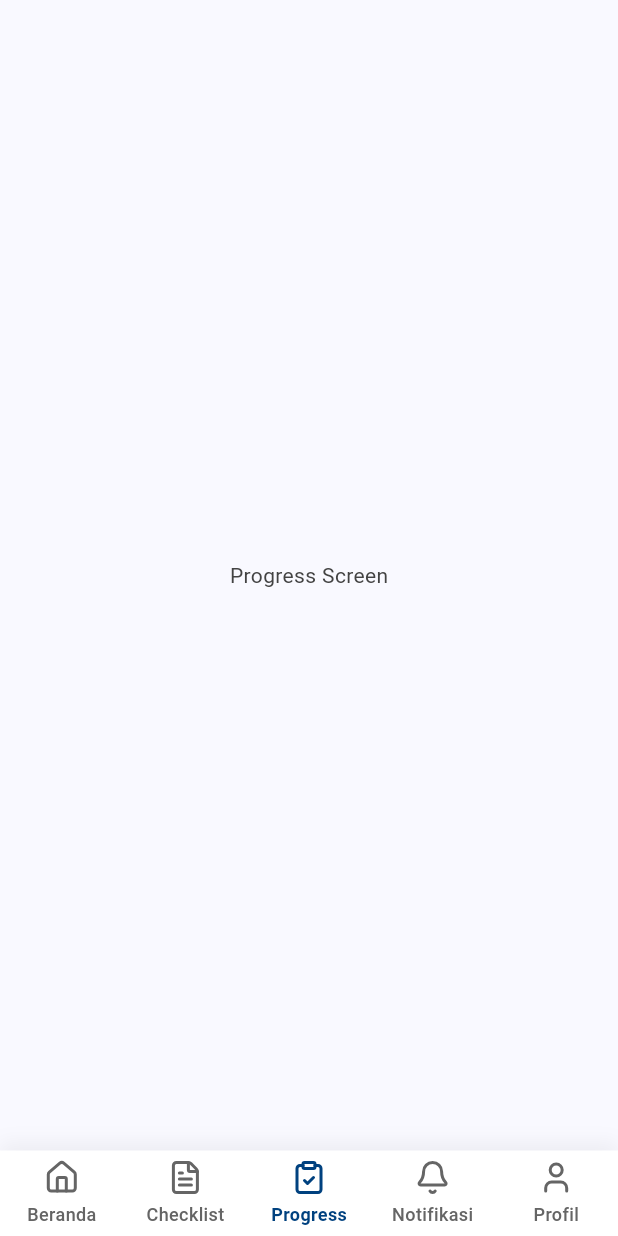
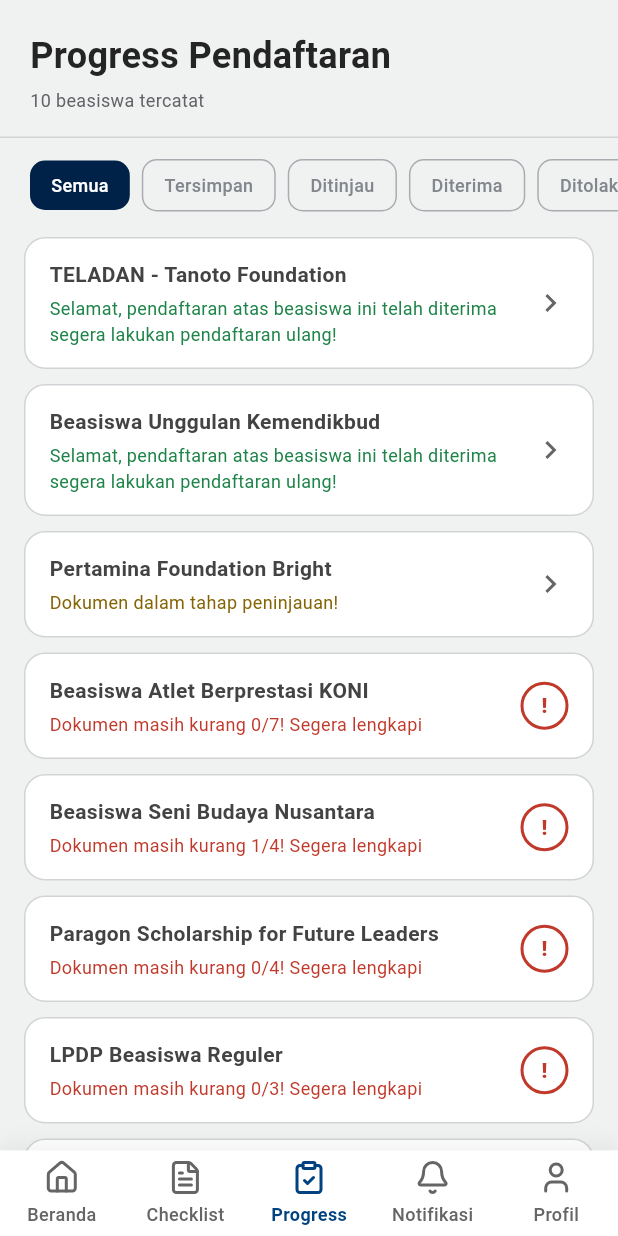
Before and after one commit to Vlensco/NUSARA, a Flutter app: the screen it shows after launch, item 3 of the bottom bar chosen, on a phone screen of 412 x 824 dp. Run offline on Flutter 3.47's test engine with Material 3 defaults, Android fonts, the phone set to English and light mode, and no system bars; our stand-ins replace flutter_riverpod, lucide_icons.

Commit message:
feat: implementasi halaman progress pendaftaran dengan filter status

```diff
--- a/Mobile/cabe/lib/core/routing/main_navigation.dart
+++ b/Mobile/cabe/lib/core/routing/main_navigation.dart
@@ -4,6 +4,7 @@
 import 'package:cabe/core/theme/app_colors.dart';
 import 'package:cabe/features/home/screens/home_screen.dart';
 import 'package:cabe/features/checklist/screens/checklist_screen.dart';
+import 'package:cabe/features/progress/screens/progress_screen.dart';
 
 class BottomNavIndexNotifier extends Notifier<int> {
   @override
@@ -96,7 +97,7 @@
       case 1:
         return const ChecklistScreen();
       case 2:
-        return const Center(child: Text('Progress Screen'));
+        return const ProgressScreen();
       case 3:
         return const Center(child: Text('Notifikasi Screen'));
       case 4:
--- /dev/null
+++ b/Mobile/cabe/lib/features/progress/controllers/progress_controller.dart
@@ -0,0 +1,206 @@
+import 'package:flutter/material.dart';
+import 'package:flutter_riverpod/flutter_riverpod.dart';
+import 'package:cabe/core/theme/app_colors.dart';
+
+// ─── ENUM STATUS ─────────────────────────────────────────────────────────────
+enum ProgressStatus { tersimpan, ditinjau, diterima, ditolak }
+
+// ─── MODEL ───────────────────────────────────────────────────────────────────
+class ProgressItem {
+  final String id;
+  final String title;
+  final ProgressStatus status;
+  // Khusus status tersimpan: berapa dokumen kurang
+  final int? docsUploaded;
+  final int? docsTotal;
+
+  const ProgressItem({
+    required this.id,
+    required this.title,
+    required this.status,
+    this.docsUploaded,
+    this.docsTotal,
+  });
+
+  ProgressItem copyWith({ProgressStatus? status}) {
+    return ProgressItem(
+      id: id,
+      title: title,
+      status: status ?? this.status,
+      docsUploaded: docsUploaded,
+      docsTotal: docsTotal,
+    );
+  }
+
+  // ─── COMPUTED DISPLAY PROPERTIES ───────────────────────────────────────────
+
+  /// Teks subtitle sesuai status
+  String get subtitle {
+    switch (status) {
+      case ProgressStatus.tersimpan:
+        return 'Dokumen masih kurang ${docsUploaded ?? 0}/${docsTotal ?? 0}! Segera lengkapi';
+      case ProgressStatus.ditinjau:
+        return 'Dokumen dalam tahap peninjauan!';
+      case ProgressStatus.diterima:
+        return 'Selamat, pendaftaran atas beasiswa ini telah diterima segera lakukan pendaftaran ulang!';
+      case ProgressStatus.ditolak:
+        return 'Maaf, pendaftaran atas beasiswa ini telah ditolak karena tidak memenuhi syarat!';
+    }
+  }
+
+  /// Warna teks subtitle
+  Color get subtitleColor {
+    switch (status) {
+      case ProgressStatus.tersimpan:
+        return AppColors.dangerText;
+      case ProgressStatus.ditinjau:
+        return AppColors.warningText;
+      case ProgressStatus.diterima:
+        return AppColors.successText;
+      case ProgressStatus.ditolak:
+        return AppColors.dangerText;
+    }
+  }
+
+  /// Apakah menampilkan chevron (>) di kanan
+  bool get showChevron =>
+      status == ProgressStatus.diterima || status == ProgressStatus.ditinjau;
+
+  /// Apakah menampilkan ikon alert (!) di kanan
+  bool get showAlert => status == ProgressStatus.tersimpan;
+
+  /// Apakah menampilkan ikon X di kanan
+  bool get showReject => status == ProgressStatus.ditolak;
+}
+
+// ─── FILTER ENUM ─────────────────────────────────────────────────────────────
+enum ProgressFilter { semua, tersimpan, ditinjau, diterima, ditolak }
+
+extension ProgressFilterLabel on ProgressFilter {
+  String get label {
+    switch (this) {
+      case ProgressFilter.semua:
+        return 'Semua';
+      case ProgressFilter.tersimpan:
+        return 'Tersimpan';
+      case ProgressFilter.ditinjau:
+        return 'Ditinjau';
+      case ProgressFilter.diterima:
+        return 'Diterima';
+      case ProgressFilter.ditolak:
+        return 'Ditolak';
+    }
+  }
+}
+
+// ─── STATE ───────────────────────────────────────────────────────────────────
+class ProgressState {
+  final List<ProgressItem> items;
+  final ProgressFilter activeFilter;
+
+  const ProgressState({
+    required this.items,
+    this.activeFilter = ProgressFilter.semua,
+  });
+
+  List<ProgressItem> get filteredItems {
+    if (activeFilter == ProgressFilter.semua) return items;
+    final targetStatus = ProgressStatus.values.firstWhere(
+      (s) => s.name == activeFilter.name,
+    );
+    return items.where((item) => item.status == targetStatus).toList();
+  }
+
+  ProgressState copyWith({List<ProgressItem>? items, ProgressFilter? activeFilter}) {
+    return ProgressState(
+      items: items ?? this.items,
+      activeFilter: activeFilter ?? this.activeFilter,
+    );
+  }
+}
+
+// ─── DATA DUMMY ──────────────────────────────────────────────────────────────
+final _dummyProgress = [
+  const ProgressItem(
+    id: 'p1',
+    title: 'TELADAN - Tanoto Foundation',
+    status: ProgressStatus.diterima,
+  ),
+  const ProgressItem(
+    id: 'p2',
+    title: 'Beasiswa Unggulan Kemendikbud',
+    status: ProgressStatus.diterima,
+  ),
+  const ProgressItem(
+    id: 'p3',
+    title: 'Pertamina Foundation Bright',
+    status: ProgressStatus.ditinjau,
+  ),
+  const ProgressItem(
+    id: 'p4',
+    title: 'Beasiswa Atlet Berprestasi KONI',
+    status: ProgressStatus.tersimpan,
+    docsUploaded: 0,
+    docsTotal: 7,
+  ),
+  const ProgressItem(
+    id: 'p5',
+    title: 'Beasiswa Seni Budaya Nusantara',
+    status: ProgressStatus.tersimpan,
+    docsUploaded: 1,
+    docsTotal: 4,
+  ),
+  const ProgressItem(
+    id: 'p6',
+    title: 'Paragon Scholarship for Future Leaders',
+    status: ProgressStatus.tersimpan,
+    docsUploaded: 0,
+    docsTotal: 4,
+  ),
+  const ProgressItem(
+    id: 'p7',
+    title: 'LPDP Beasiswa Reguler',
+    status: ProgressStatus.tersimpan,
+    docsUploaded: 0,
+    docsTotal: 3,
+  ),
+  const ProgressItem(
+    id: 'p8',
+    title: 'Beasiswa Astra 1st',
+    status: ProgressStatus.tersimpan,
+    docsUploaded: 0,
+    docsTotal: 5,
+  ),
+  const ProgressItem(
+    id: 'p9',
+    title: 'Beasiswa Bank Indonesia',
+    status: ProgressStatus.ditolak,
+  ),
+  const ProgressItem(
+    id: 'p10',
+    title: 'Sampoerna Foundation Scholarship',
+    status: ProgressStatus.ditolak,
+  ),
+];
+
+// ─── NOTIFIER ────────────────────────────────────────────────────────────────
+class ProgressNotifier extends Notifier<ProgressState> {
+  @override
+  ProgressState build() => ProgressState(items: _dummyProgress);
+
+  void setFilter(ProgressFilter filter) {
+    state = state.copyWith(activeFilter: filter);
+  }
+
+  void updateStatus(String itemId, ProgressStatus newStatus) {
+    final updatedItems = state.items.map((item) {
+      if (item.id == itemId) return item.copyWith(status: newStatus);
+      return item;
+    }).toList();
+    state = state.copyWith(items: updatedItems);
+  }
+}
+
+final progressProvider = NotifierProvider<ProgressNotifier, ProgressState>(
+  ProgressNotifier.new,
+);
--- /dev/null
+++ b/Mobile/cabe/lib/features/progress/screens/progress_screen.dart
@@ -0,0 +1,96 @@
+import 'package:flutter/material.dart';
+import 'package:flutter_riverpod/flutter_riverpod.dart';
+import 'package:cabe/core/theme/app_colors.dart';
+import 'package:cabe/core/theme/app_text_styles.dart';
+import 'package:cabe/shared_widgets/app_chip.dart';
+import 'package:cabe/features/progress/controllers/progress_controller.dart';
+import 'package:cabe/features/progress/widgets/progress_item_tile.dart';
+
+class ProgressScreen extends ConsumerWidget {
+  const ProgressScreen({super.key});
+
+  @override
+  Widget build(BuildContext context, WidgetRef ref) {
+    final state = ref.watch(progressProvider);
+    final notifier = ref.read(progressProvider.notifier);
+    final filtered = state.filteredItems;
+
+    return Scaffold(
+      backgroundColor: AppColors.coolGray100,
+      body: SafeArea(
+        child: Column(
+          crossAxisAlignment: CrossAxisAlignment.start,
+          children: [
+            Padding(
+              padding: const EdgeInsets.fromLTRB(20, 20, 20, 0),
+              child: Column(
+                crossAxisAlignment: CrossAxisAlignment.start,
+                children: [
+                  Text('Progress Pendaftaran', style: AppTextStyles.h2),
+                  const SizedBox(height: 4),
+                  Text(
+                    '${filtered.length} beasiswa tercatat',
+                    style: AppTextStyles.bodySmall.copyWith(
+                      color: AppColors.coolGray500,
+                    ),
+                  ),
+                ],
+              ),
+            ),
+
+            const SizedBox(height: 16),
+
+            const Divider(height: 1, thickness: 1, color: AppColors.coolGray200),
+
+            const SizedBox(height: 14),
+
+            SingleChildScrollView(
+              scrollDirection: Axis.horizontal,
+              padding: const EdgeInsets.symmetric(horizontal: 20),
+              child: Row(
+                children: ProgressFilter.values.map((filter) {
+                  final isActive = state.activeFilter == filter;
+                  return Padding(
+                    padding: const EdgeInsets.only(right: 8),
+                    child: AppChip(
+                      label: filter.label,
+                      variant: isActive
+                          ? AppChipVariant.filled
+                          : AppChipVariant.outline,
+                      onTap: () => notifier.setFilter(filter),
+                      // Atur radius sudut: 10 = sedikit rounded, 100 = pill penuh
+                      borderRadius: 10,
+                    ),
+                  );
+                }).toList(),
+              ),
+            ),
+
+            const SizedBox(height: 12),
+
+
+            Expanded(
+              child: filtered.isEmpty
+                  ? Center(
+                      child: Text(
+                        'Tidak ada beasiswa\ndengan status ini.',
+                        textAlign: TextAlign.center,
+                        style: AppTextStyles.bodyMedium.copyWith(
+                          color: AppColors.coolGray400,
+                        ),
+                      ),
+                    )
+                  : ListView.builder(
+                      padding: const EdgeInsets.only(bottom: 24),
+                      itemCount: filtered.length,
+                      itemBuilder: (context, index) {
+                        return ProgressItemTile(item: filtered[index]);
+                      },
+                    ),
+            ),
+          ],
+        ),
+      ),
+    );
+  }
+}
--- /dev/null
+++ b/Mobile/cabe/lib/features/progress/widgets/progress_item_tile.dart
@@ -0,0 +1,122 @@
+import 'package:flutter/material.dart';
+import 'package:flutter_riverpod/flutter_riverpod.dart';
+import 'package:cabe/core/theme/app_colors.dart';
+import 'package:cabe/core/theme/app_text_styles.dart';
+import 'package:cabe/shared_widgets/app_button.dart';
+import 'package:cabe/features/progress/controllers/progress_controller.dart';
+
+class ProgressItemTile extends ConsumerWidget {
+  final ProgressItem item;
+
+  const ProgressItemTile({super.key, required this.item});
+
+  @override
+  Widget build(BuildContext context, WidgetRef ref) {
+    return GestureDetector(
+      onTap: () => _showStatusDialog(context, ref),
+      child: Container(
+        margin: const EdgeInsets.symmetric(horizontal: 16, vertical: 5),
+        padding: const EdgeInsets.symmetric(horizontal: 16, vertical: 14),
+        decoration: BoxDecoration(
+          color: AppColors.white,
+          borderRadius: BorderRadius.circular(14),
+          border: Border.all(color: AppColors.coolGray200, width: 1),
+        ),
+        child: Row(
+          children: [
+            Expanded(
+              child: Column(
+                crossAxisAlignment: CrossAxisAlignment.start,
+                children: [
+                  Text(item.title, style: AppTextStyles.labelLarge),
+                  const SizedBox(height: 4),
+                  Text(
+                    item.subtitle,
+                    style: AppTextStyles.bodySmall.copyWith(
+                      color: item.subtitleColor,
+                    ),
+                  ),
+                ],
+              ),
+            ),
+            const SizedBox(width: 12),
+            _buildTrailingIcon(),
+          ],
+        ),
+      ),
+    );
+  }
+
+  Widget _buildTrailingIcon() {
+    if (item.showChevron) {
+      return const Icon(
+        Icons.chevron_right,
+        color: AppColors.gray500,
+        size: 24,
+      );
+    }
+    if (item.showAlert) {
+      return Container(
+        width: 32,
+        height: 32,
+        decoration: BoxDecoration(
+          shape: BoxShape.circle,
+          border: Border.all(color: AppColors.dangerText, width: 2),
+        ),
+        child: Center(
+          child: Text(
+            '!',
+            style: AppTextStyles.labelLarge.copyWith(
+              color: AppColors.dangerText,
+              fontWeight: FontWeight.w800,
+            ),
+          ),
+        ),
+      );
+    }
+    if (item.showReject) {
+      return Icon(
+        Icons.cancel_outlined,
+        color: AppColors.dangerText,
+        size: 32,
+      );
+    }
+    return const SizedBox.shrink();
+  }
+
+  void _showStatusDialog(BuildContext context, WidgetRef ref) {
+    showDialog(
+      context: context,
+      builder: (ctx) => AlertDialog(
+        shape: RoundedRectangleBorder(borderRadius: BorderRadius.circular(16)),
+        title: Text('Ubah Status Beasiswa', style: AppTextStyles.h4),
+        content: Text(
+          'Pilihah status beasiswa kamu apabila telah selesai melewati proses peninjauan!',
+          style: AppTextStyles.bodySmall,
+        ),
+        actions: [
+          AppButton(
+            label: 'Ditolak',
+            variant: AppButtonVariant.secondary,
+            onPressed: () {
+              ref
+                  .read(progressProvider.notifier)
+                  .updateStatus(item.id, ProgressStatus.ditolak);
+              Navigator.pop(ctx);
+            },
+          ),
+          AppButton(
+            label: 'Diterima',
+            variant: AppButtonVariant.primary,
+            onPressed: () {
+              ref
+                  .read(progressProvider.notifier)
+                  .updateStatus(item.id, ProgressStatus.diterima);
+              Navigator.pop(ctx);
+            },
+          ),
+        ],
+      ),
+    );
+  }
+}
--- a/Mobile/cabe/lib/shared_widgets/app_chip.dart
+++ b/Mobile/cabe/lib/shared_widgets/app_chip.dart
@@ -9,6 +9,8 @@
   final AppChipVariant variant;
   final VoidCallback? onTap;
   final bool isSelected;
+  /// Opsional: override radius sudut chip. Default = 100 (pill/bulat penuh).
+  final double borderRadius;
 
   const AppChip({
     super.key,
@@ -16,6 +18,7 @@
     this.variant = AppChipVariant.light,
     this.onTap,
     this.isSelected = false,
+    this.borderRadius = 20,
   });
 
   @override
@@ -26,7 +29,7 @@
         padding: const EdgeInsets.symmetric(horizontal: 14, vertical: 8),
         decoration: BoxDecoration(
           color: _backgroundColor,
-          borderRadius: BorderRadius.circular(100),
+          borderRadius: BorderRadius.circular(borderRadius),
           border: _border,
         ),
         child: Text(
```
